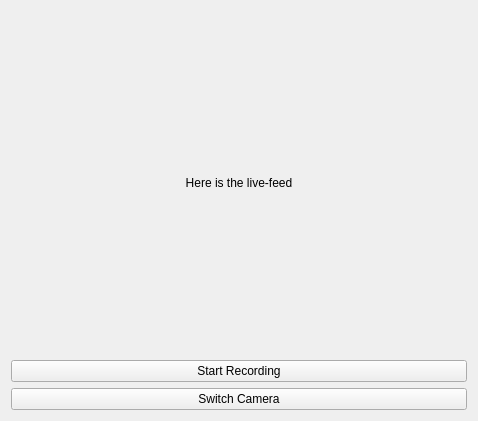
Stefanos0710/SignAI, file app/ui/main_window.ui: the form before one commit.
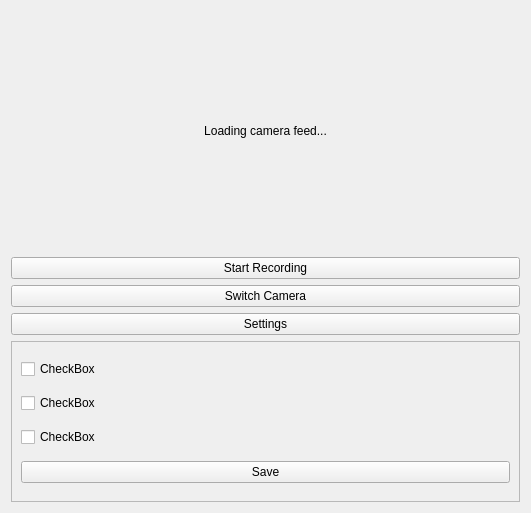
The form after the commit.

Commit message:
Add settings panel to main window UI
Introduced a settings panel with checkboxes and a save button to the main window UI. Updated app.py to handle toggling the settings panel visibility and connected the new settings button. Also added a placeholder videos.py for future video history functionality.

Patch:
```diff
--- a/app/ui/main_window.ui
+++ b/app/ui/main_window.ui
@@ -6,8 +6,8 @@
    <rect>
     <x>0</x>
     <y>0</y>
-    <width>478</width>
-    <height>421</height>
+    <width>531</width>
+    <height>513</height>
    </rect>
   </property>
   <property name="windowTitle">
@@ -23,7 +23,7 @@
       </size>
      </property>
      <property name="text">
-      <string>Here is the live-feed</string>
+      <string>Loading camera feed...</string>
      </property>
      <property name="alignment">
       <set>Qt::AlignmentFlag::AlignCenter</set>
@@ -44,6 +44,56 @@
      </property>
     </widget>
    </item>
+   <item>
+    <widget class="QPushButton" name="settingsButton">
+     <property name="text">
+      <string>Settings</string>
+     </property>
+    </widget>
+   </item>
+   <item>
+    <widget class="QFrame" name="settingsPanel">
+     <property name="styleSheet">
+      <string notr="true"/>
+     </property>
+     <property name="frameShape">
+      <enum>QFrame::Shape::StyledPanel</enum>
+     </property>
+     <property name="frameShadow">
+      <enum>QFrame::Shadow::Raised</enum>
+     </property>
+     <layout class="QVBoxLayout" name="verticalLayout_2">
+      <item>
+       <widget class="QCheckBox" name="checkBox">
+        <property name="text">
+         <string>CheckBox</string>
+        </property>
+       </widget>
+      </item>
+      <item>
+       <widget class="QCheckBox" name="checkBox_3">
+        <property name="text">
+         <string>CheckBox</string>
+        </property>
+       </widget>
+      </item>
+      <item>
+       <widget class="QCheckBox" name="checkBox_2">
+        <property name="text">
+         <string>CheckBox</string>
+        </property>
+       </widget>
+      </item>
+      <item>
+       <widget class="QPushButton" name="saveSettingsButton">
+        <property name="text">
+         <string>Save</string>
+        </property>
+       </widget>
+      </item>
+     </layout>
+    </widget>
+   </item>
   </layout>
  </widget>
  <resources/>
```
The commit also changes 2 other files.
